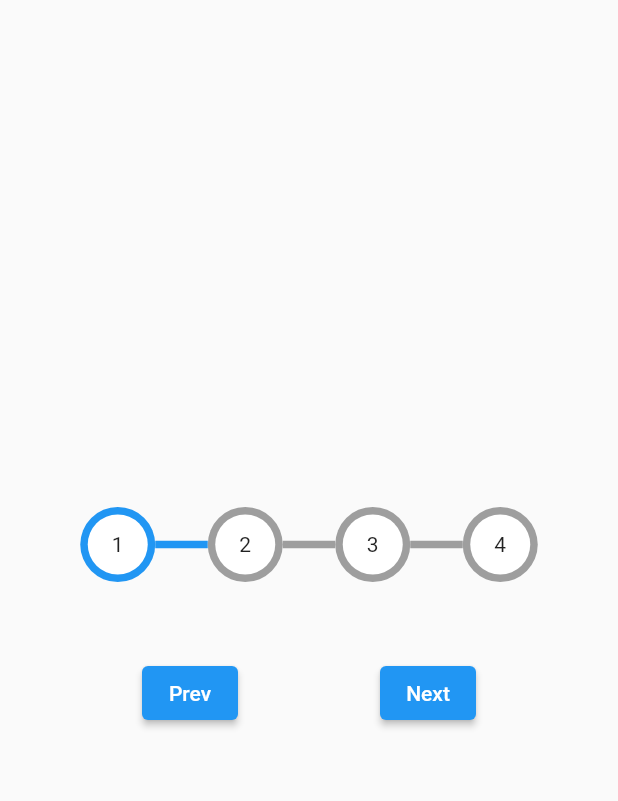
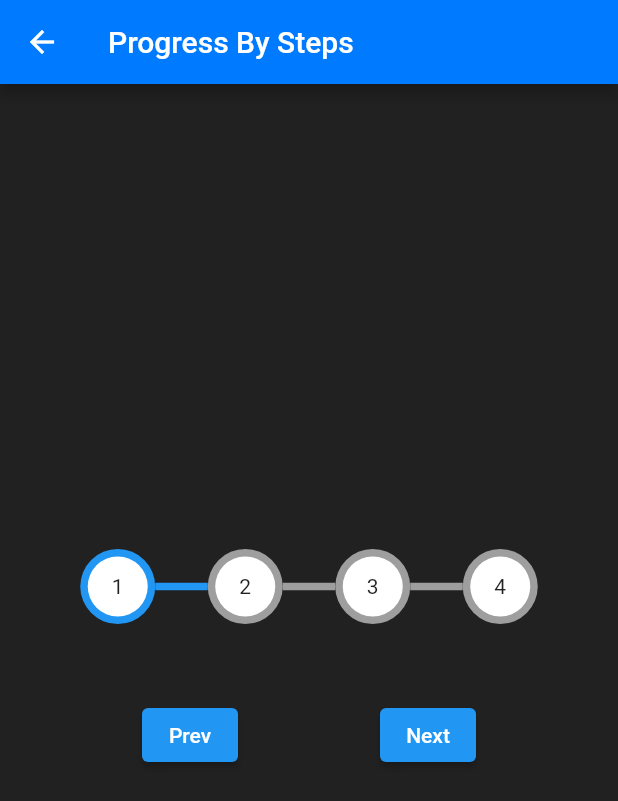
Before and after one commit to Victor78970513/Expanding_Cards, a Flutter app: the ProgressBarScreen screen opened directly, on a phone screen of 412 x 824 dp. Shown: the top 801 px of the screen. Run offline on Flutter 3.47's test engine with Material 2 defaults, Android fonts, the phone set to English and light mode, and no system bars; our stand-ins replace font_awesome_flutter.

Commit message:
Expanding and Progress

```diff
--- a/lib/screens/expanding_cards_screen.dart
+++ b/lib/screens/expanding_cards_screen.dart
@@ -11,6 +11,11 @@ class _ExpandingCardsScreenState extends State<ExpandingCardsScreen> {
   @override
   Widget build(BuildContext context) {
     return Scaffold(
+      backgroundColor: Colors.grey[900],
+      appBar: AppBar(
+        title: const Text('Expanding Cards'),
+        backgroundColor: const Color(0xff007AFF),
+      ),
       body: Column(
         mainAxisAlignment: MainAxisAlignment.center,
         children: const [
--- a/lib/screens/home_screen.dart
+++ b/lib/screens/home_screen.dart
@@ -16,7 +16,7 @@ class _HomeScreenState extends State<HomeScreen> {
     return Scaffold(
       backgroundColor: Colors.grey[900],
       appBar: AppBar(
-        backgroundColor: Color(0xff007AFF),
+        backgroundColor: const Color(0xff007AFF),
         title: const Text('Animations'),
       ),
       body: Center(
--- a/lib/screens/progress_bar_screen.dart
+++ b/lib/screens/progress_bar_screen.dart
@@ -8,6 +8,12 @@ class ProgressBarScreen extends StatelessWidget {
   Widget build(BuildContext context) {
     final posicion = Provider.of<GetterProvider>(context);
     return Scaffold(
+      backgroundColor: Colors.grey[900],
+      appBar: AppBar(
+        title: const Text('Progress By Steps'),
+        backgroundColor: const Color(0xff007AFF),
+        // backgroundColor: ,
+      ),
       body: Center(
         child: Column(
           mainAxisAlignment: MainAxisAlignment.center,
```
